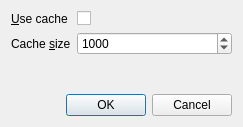
This is qtimgren/settings.ui in s-ball/qtimgren as Qt 5 draws it before an edit. The edited form follows.
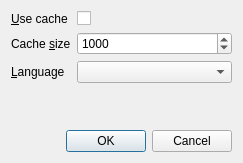
This is the edited form.

Commit message:
Allow runtime language changes.
The last used language is persisted via a QSettings.

Diff of the .ui file:
```diff
--- a/qtimgren/settings.ui
+++ b/qtimgren/settings.ui
@@ -7,7 +7,7 @@
     <x>0</x>
     <y>0</y>
     <width>243</width>
-    <height>127</height>
+    <height>163</height>
    </rect>
   </property>
   <property name="windowTitle">
@@ -77,6 +77,22 @@
        </property>
       </widget>
      </item>
+     <item row="2" column="0">
+      <widget class="QLabel" name="label_3">
+       <property name="whatsThis">
+        <string>Choose the language for the interface</string>
+       </property>
+       <property name="text">
+        <string>&amp;Language</string>
+       </property>
+       <property name="buddy">
+        <cstring>language</cstring>
+       </property>
+      </widget>
+     </item>
+     <item row="2" column="1">
+      <widget class="QComboBox" name="language"/>
+     </item>
     </layout>
    </item>
    <item>
```
The commit also changes 4 other files.
